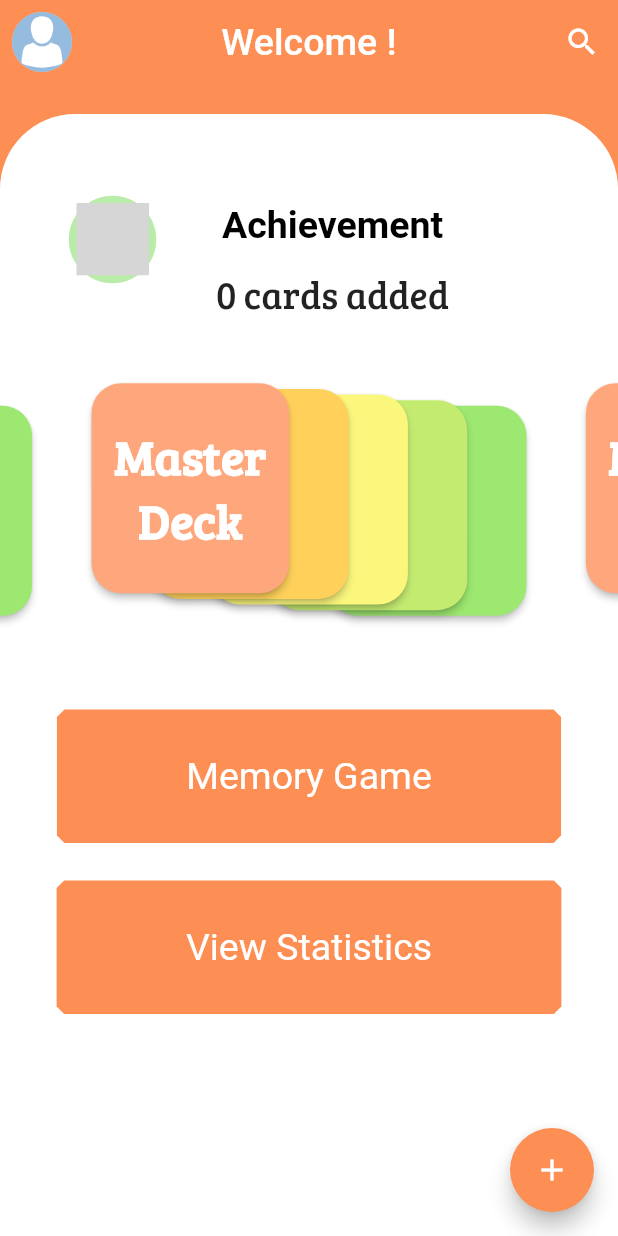
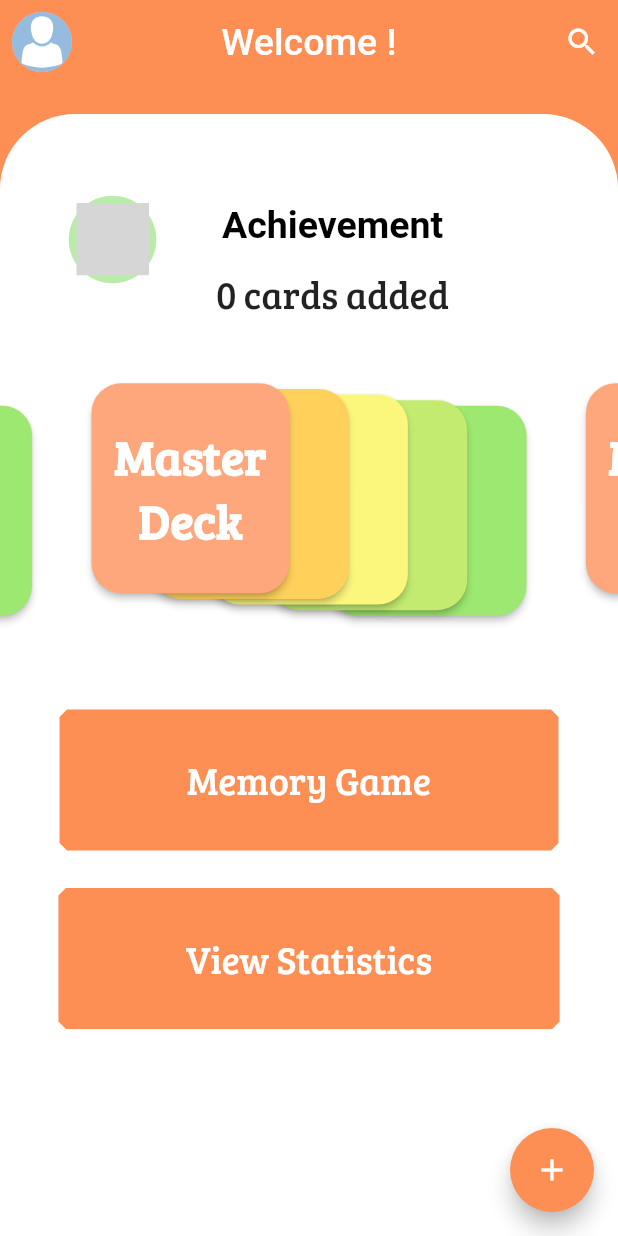
Before and after one commit to acm-projects/RememberMe, a Flutter app: the Homepage widget shown alone on an empty page, opened directly, on a phone screen of 412 x 824 dp. Run offline on Flutter 3.47's test engine with Material 2 defaults, Android fonts, the light colour scheme and no system bars; drawn by our look-alikes of carousel_slider, flutter_speed_dial; our stand-ins replace cached_network_image, cloud_firestore, firebase_auth, firebase_core, firebase_storage, image_picker and 2 more; missing offline and left inert: icon_decoration; accounts and stored records are empty; network calls fail; grey boxes are pictures that could not be loaded.

Commit message:
Changed pop-up appearance for add button, and appearance of modify card, and modify deck

```diff
--- a/lib/screens/Homescreen.dart
+++ b/lib/screens/Homescreen.dart
@@ -42,18 +42,21 @@ class _HomepageState extends State<Homepage> {
       floatingActionButton: SpeedDial(
         icon: Icons.add,
         activeIcon: Icons.close,
+        childrenButtonSize: Size(70, 70),
         spaceBetweenChildren: 10,
         children: [
           SpeedDialChild(
             label: 'New Card',
-            child: const Icon(Icons.note_add),
+            labelStyle: TextStyle(fontSize: 22),
+            child: const Icon(Icons.note_add, size: 30, color: Color.fromRGBO(239, 119, 55, 1.0)),
             onTap: () => Navigator.of(context).push(
               MaterialPageRoute(builder: (_) => const ModifyCard()),
             ),
           ),
           SpeedDialChild(
             label: 'New Deck',
-            child: const Icon(Icons.collections_bookmark),
+            labelStyle: TextStyle(fontSize: 22),
+            child: const Icon(Icons.collections_bookmark, size: 30, color: Color.fromRGBO(239, 119, 55, 1.0)),
             onTap: () => Navigator.of(context).push(
               MaterialPageRoute(builder: (_) => const ModifyDeck()),
             ),
@@ -194,7 +197,7 @@ class _HomepageState extends State<Homepage> {
                   MaterialPageRoute(builder: (context) => MemoryGame()),
                 );
               },
-              child: Text(' Memory Game '),
+              child: Text(' Memory Game ', style: TextStyle(fontFamily: 'BreeSerif')),
             ),
           ),
 
@@ -218,7 +221,7 @@ class _HomepageState extends State<Homepage> {
                   MaterialPageRoute(builder: (context) => const Stats()),
                 );
               },
-              child: Text(' View Statistics '),
+              child: Text(' View Statistics ', style: TextStyle(fontFamily: 'BreeSerif')),
             ),
           ),
         ],
--- a/lib/screens/modifycard.dart
+++ b/lib/screens/modifycard.dart
@@ -84,6 +84,7 @@ class _ModifyCardState extends State<ModifyCard> {
                         Expanded(
                           child: TextFormField(
                             decoration: const InputDecoration(hintText: 'Name'),
+                            style: TextStyle(fontSize: 20),
                             validator: (value) {
                               if (value == null || value.isEmpty) {
                                 return 'Please enter a name';
@@ -115,6 +116,7 @@ class _ModifyCardState extends State<ModifyCard> {
                       label: Text(
                         ' Add to Deck(s)',
                         style: TextStyle(
+                          fontSize: 20,
                           color: Theme.of(context).hintColor,
                         ),
                       ),
@@ -301,6 +303,7 @@ class _QuestionWidget extends FormField<MapEntry<String?, String?>> {
                       children: <Widget>[
                         TextFormField(
                           decoration: const InputDecoration(hintText: 'Prompt'),
+                          style: TextStyle(fontSize: 21),
                           initialValue: initialQuestion,
                           onChanged: (value) {
                             state.didChange(
@@ -316,6 +319,7 @@ class _QuestionWidget extends FormField<MapEntry<String?, String?>> {
                         ),
                         TextFormField(
                           decoration: const InputDecoration(hintText: 'Answer'),
+                          style: TextStyle(fontSize: 21),
                           initialValue: initialAnswer,
                           onChanged: (value) {
                             state.didChange(
--- a/lib/screens/modifydeck.dart
+++ b/lib/screens/modifydeck.dart
@@ -78,6 +78,7 @@ class _ModifyDeckState extends State<ModifyDeck> {
                 padding: const EdgeInsets.all(12),
                 child: TextFormField(
                   decoration: const InputDecoration(hintText: 'Deck Name'),
+                  style: TextStyle(fontSize: 20),
                   validator: (value) {
                     if (value == null || value.isEmpty) {
                       return 'Please enter a name';
```
